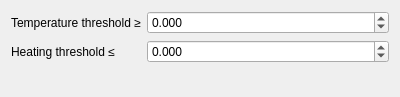
Above: src/util/FormCStop.ui from lcnsqr/neblinux before the change. Below: the same form after it.
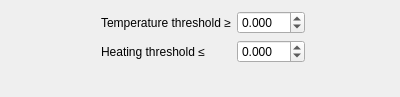
That is the form after the change.

```diff
--- a/src/util/FormCStop.ui
+++ b/src/util/FormCStop.ui
@@ -26,6 +26,12 @@
    </item>
    <item row="0" column="1">
     <widget class="QDoubleSpinBox" name="cStop0">
+     <property name="sizePolicy">
+      <sizepolicy hsizetype="Fixed" vsizetype="Fixed">
+       <horstretch>0</horstretch>
+       <verstretch>0</verstretch>
+      </sizepolicy>
+     </property>
      <property name="maximumSize">
       <size>
        <width>16777215</width>
@@ -55,6 +61,12 @@
    </item>
    <item row="1" column="1">
     <widget class="QDoubleSpinBox" name="cStop1">
+     <property name="sizePolicy">
+      <sizepolicy hsizetype="Fixed" vsizetype="Fixed">
+       <horstretch>0</horstretch>
+       <verstretch>0</verstretch>
+      </sizepolicy>
+     </property>
      <property name="maximumSize">
       <size>
        <width>16777215</width>
```
